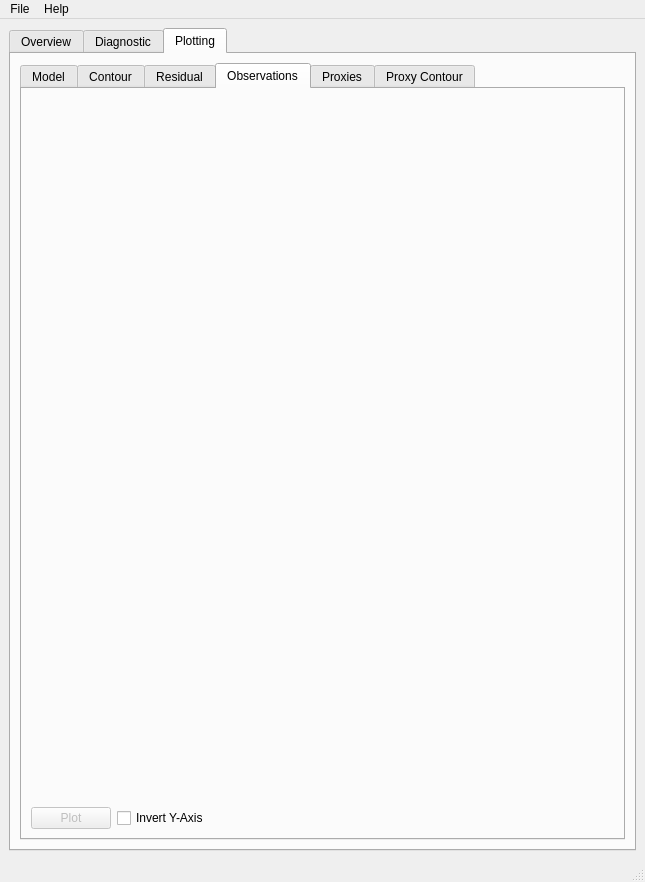
IUPBAuf/IUP-Regression-Model, file main.ui: the form before one commit.
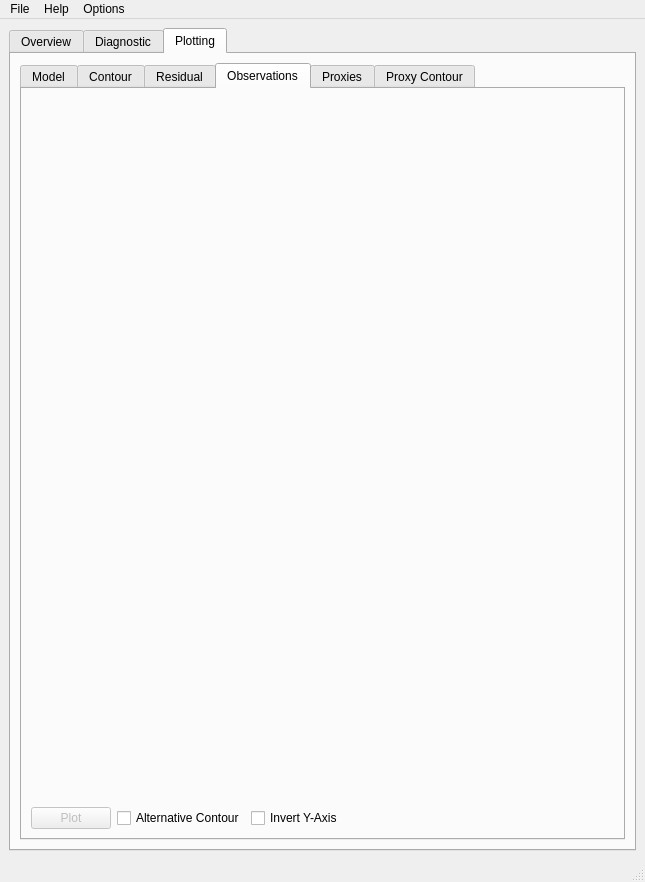
The form after the commit. The open tabs and pages were chosen to show the change.

What changed in the file:
```diff
--- a/main.ui
+++ b/main.ui
@@ -1203,6 +1203,13 @@
                  </property>
                 </widget>
                </item>
+               <item>
+                <widget class="QCheckBox" name="cell_alternative">
+                 <property name="text">
+                  <string>Alternative Contour</string>
+                 </property>
+                </widget>
+               </item>
                <item>
                 <widget class="QCheckBox" name="cell_invert">
                  <property name="text">
@@ -1534,8 +1541,14 @@
     </property>
     <addaction name="menu_help"/>
    </widget>
+   <widget class="QMenu" name="menuOptions">
+    <property name="title">
+     <string>Options</string>
+    </property>
+   </widget>
    <addaction name="menuFile"/>
    <addaction name="menuHelp"/>
+   <addaction name="menuOptions"/>
   </widget>
   <widget class="QStatusBar" name="statusbar"/>
   <action name="actionLoad_text_file">
```
Left out of the diff: 6 changed lines with no effect on the pictures.
